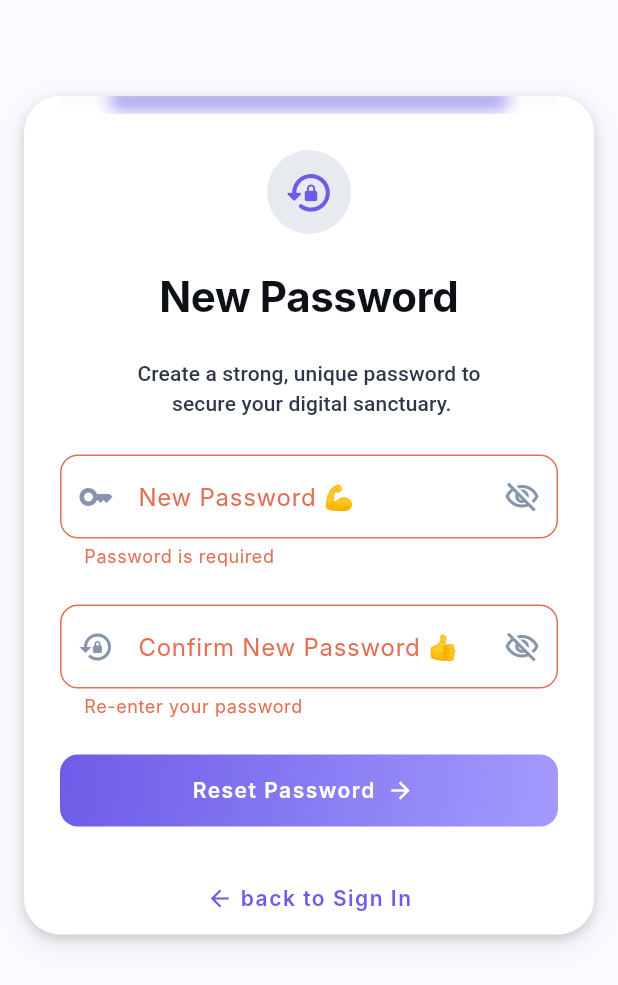
After one commit to Priyanshu912o/fortress_chat, a Flutter app: the ResetPasswordPage screen opened by its route, after a tap on "Reset Password", on a phone screen of 412 x 824 dp. The commit adds this screen. Shown: the top 985 px of the screen. Run offline on Flutter 3.47's test engine with Material 3 defaults, Android fonts, the light colour scheme and no system bars; our stand-ins replace app_links, bloc, equatable, firebase_auth, firebase_core, flutter_bloc and 4 more; accounts and stored records are empty; Roboto replaces fonts that are missing (Inter); statements that could not run were skipped.

Commit message:
UI pages for reset password and send reset password email page

```diff
--- /dev/null
+++ b/lib/features/authentication/presentation/pages/reset_password_page.dart
@@ -0,0 +1,220 @@
+import 'dart:ui';
+
+import 'package:flutter/material.dart';
+import 'package:flutter_bloc/flutter_bloc.dart';
+import 'package:fortress_chat/core/components/routes.dart';
+import 'package:fortress_chat/core/theme/app_elevation.dart';
+import 'package:fortress_chat/core/theme/app_radii.dart';
+import 'package:fortress_chat/core/theme/app_spacing.dart';
+import 'package:fortress_chat/features/authentication/presentation/blocs/global_auth_bloc/authentication_bloc.dart';
+import 'package:fortress_chat/features/authentication/presentation/widgets/auth_textformfield.dart';
+import 'package:fortress_chat/features/authentication/presentation/widgets/primary_button.dart';
+import 'package:fortress_chat/features/authentication/presentation/widgets/validators.dart';
+import 'package:go_router/go_router.dart';
+
+class ResetPasswordPage extends StatefulWidget {
+  final String oobCode;
+  const ResetPasswordPage({super.key, required this.oobCode});
+
+  @override
+  State<ResetPasswordPage> createState() => _ResetPasswordPageState();
+}
+
+class _ResetPasswordPageState extends State<ResetPasswordPage> {
+  late final TextEditingController _passwordController;
+  late final TextEditingController _confirmPasswordController;
+  final GlobalKey<FormState> _globalKey = GlobalKey<FormState>();
+
+  @override
+  void initState() {
+    _passwordController = TextEditingController();
+    _confirmPasswordController = TextEditingController();
+    super.initState();
+  }
+
+  @override
+  void dispose() {
+    _passwordController.dispose();
+    _confirmPasswordController.dispose();
+    super.dispose();
+  }
+
+  @override
+  Widget build(BuildContext context) {
+    return Scaffold(
+      body: BlocListener<AuthenticationBloc, AuthenticationState>(
+        listener: (context, state) {
+          if (state is AuthErrorState) {
+            ScaffoldMessenger.of(context).showSnackBar(
+              SnackBar(
+                elevation: AppElevation.small,
+                padding: const EdgeInsets.all(AppSpacing.space4),
+                duration: const Duration(seconds: 10),
+                content: Container(
+                  padding: const EdgeInsets.all(AppSpacing.space2),
+                  decoration: BoxDecoration(
+                    border: Border.all(
+                      color: Theme.of(context).colorScheme.error,
+                    ),
+                  ),
+                  child: Text(state.failure.message),
+                ),
+                behavior: SnackBarBehavior.floating,
+                margin: const EdgeInsets.all(AppSpacing.marginDesktop),
+              ),
+            );
+          } else if (state is NewPasswordSetState) {
+            context.goNamed(Routes.passwordreset.toString());
+          }
+        },
+        child: SingleChildScrollView(
+          padding: const EdgeInsets.symmetric(vertical: AppSpacing.space48),
+          child: Container(
+            margin: const EdgeInsets.all(AppSpacing.marginMobile),
+            padding: const EdgeInsets.symmetric(horizontal: AppSpacing.space24),
+            decoration: BoxDecoration(
+              boxShadow: AppElevation.shadowMedium,
+              color: Theme.of(context).colorScheme.surface,
+              borderRadius: AppRadii.xLarge,
+            ),
+
+            child: Form(
+              key: _globalKey,
+              child: Column(
+                mainAxisAlignment: MainAxisAlignment.spaceEvenly,
+                crossAxisAlignment: CrossAxisAlignment.center,
+                spacing: AppSpacing.space24,
+                children: [
+                  Stack(
+                    children: [
+                      Container(
+                        height: 7,
+                        margin: const EdgeInsets.symmetric(
+                          horizontal: AppSpacing.space32,
+                        ),
+                        decoration: BoxDecoration(
+                          borderRadius: const BorderRadius.only(
+                            bottomLeft: Radius.circular(AppRadii.xLargeValue),
+                            bottomRight: Radius.circular(AppRadii.xLargeValue),
+                          ),
+                          color: Theme.of(context).colorScheme.primary,
+                        ),
+                      ),
+
+                      ClipRRect(
+                        child: BackdropFilter(
+                          filter: ImageFilter.blur(sigmaX: 5, sigmaY: 6),
+                          child: Container(
+                            height: 12,
+                            margin: const EdgeInsets.symmetric(
+                              horizontal: AppSpacing.space24,
+                            ),
+                            color: Colors.transparent,
+                          ),
+                        ),
+                      ),
+                    ],
+                  ),
+
+                  CircleAvatar(
+                    radius: Theme.of(context).textTheme.headlineLarge!.fontSize,
+                    backgroundColor: Theme.of(
+                      context,
+                    ).colorScheme.onInverseSurface.withValues(alpha: 0.2),
+                    child: Icon(
+                      Icons.lock_reset_rounded,
+                      size:
+                          Theme.of(context).textTheme.headlineLarge!.fontSize! *
+                          1.2,
+                      color: Theme.of(context).colorScheme.primary,
+                    ),
+                  ),
+                  Text(
+                    'New Password',
+                    style: Theme.of(context).textTheme.headlineLarge,
+                  ),
+                  Text(
+                    'Create a strong, unique password to \n secure your digital sanctuary.',
+                    style: Theme.of(context).textTheme.titleSmall!.copyWith(
+                      fontWeight: FontWeight.w500,
+                    ),
+                    textAlign: TextAlign.center,
+                  ),
+                  AuthTextFormField(
+                    prefixIcon: Icons.key_outlined,
+                    focusedPrefixIcon: Icons.key,
+                    hintText: 'Create a strong password',
+                    controller: _passwordController,
+                    lable: 'New Password 💪',
+                    helperText: 'Not 12345678 plss 🙏',
+                    autovalidateMode: AutovalidateMode.onUserInteraction,
+                    validator: Validators.validator['password'],
+                    keyboardType: TextInputType.visiblePassword,
+                    suffixIcon: const Icon(Icons.visibility_off_outlined),
+                    focusedSuffixIcon: const Icon(Icons.visibility_off),
+                    tappedSuffixIcon: const Icon(Icons.visibility),
+                    isObscure: true,
+                  ),
+
+                  AuthTextFormField(
+                    prefixIcon: Icons.lock_reset,
+                    focusedPrefixIcon: Icons.lock_reset_outlined,
+                    hintText: 'How should we call you?',
+                    controller: _confirmPasswordController,
+                    validator: (value) {
+                      if (value == null || value.trim().isEmpty) {
+                        return 'Re-enter your password';
+                      }
+                      if (_passwordController.text != value) {
+                        return 'Passwords do not match.';
+                      }
+                      return null;
+                    },
+                    lable: 'Confirm New Password 👍',
+                    autovalidateMode: AutovalidateMode.onUserInteraction,
+                    keyboardType: TextInputType.visiblePassword,
+                    suffixIcon: const Icon(Icons.visibility_off_outlined),
+                    focusedSuffixIcon: const Icon(Icons.visibility_off),
+                    tappedSuffixIcon: const Icon(Icons.visibility),
+                    isObscure: true,
+                  ),
+
+                  BlocBuilder<AuthenticationBloc, AuthenticationState>(
+                    builder: (context, state) {
+                      return PrimaryButton(
+                        onPressed: () {
+                          if (_globalKey.currentState?.validate() ?? false) {
+                            context.read<AuthenticationBloc>().add(
+                              ResetPasswordEvent(
+                                newPassword: _passwordController.text,
+                                oobCode: widget.oobCode,
+                              ),
+                            );
+                          }
+                        },
+                        text: 'Reset Password',
+                        isLoading: state is LoadingState,
+                      );
+                    },
+                  ),
+                  TextButton(
+                    onPressed: () {
+                      context.goNamed(Routes.signIn.toString());
+                    },
+                    child: const Row(
+                      mainAxisAlignment: MainAxisAlignment.center,
+                      children: [
+                        Icon(Icons.arrow_back),
+                        Text(' back to Sign In'),
+                      ],
+                    ),
+                  ),
+                ],
+              ),
+            ),
+          ),
+        ),
+      ),
+    );
+  }
+}
```
Also changed, not shown: lib/features/authentication/presentation/pages/forgot_password_page.dart (+36 -3 lines).
